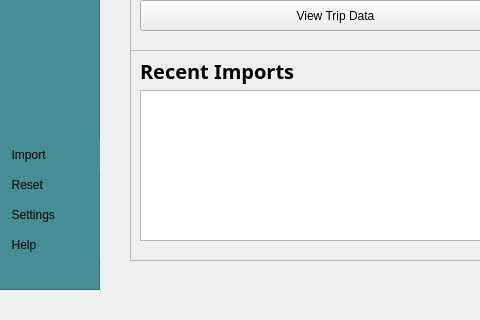
This is src/Win/Argous Qt code base/ArgouseBaseSoftware/homepage.ui in Wabinabi/Argos as Qt 5 draws it before an edit; both pictures show x 0 to 480 and y 180 to 500 of the 800 by 500 pixel window. The edited form follows.
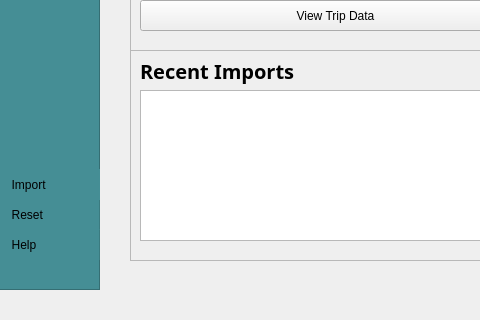
This is the edited form. Icons and pictures are not drawn.

Commit message: Added Preferences Menu Dropdown

The edit to the form file:
```diff
--- a/src/Win/Argous Qt code base/ArgouseBaseSoftware/homepage.ui
+++ b/src/Win/Argous Qt code base/ArgouseBaseSoftware/homepage.ui
@@ -372,41 +372,11 @@
       <set>Qt::AlignCenter</set>
      </property>
     </widget>
-    <widget class="QPushButton" name="SettingsBtn">
-     <property name="geometry">
-      <rect>
-       <x>0</x>
-       <y>380</y>
-       <width>111</width>
-       <height>31</height>
-      </rect>
-     </property>
-     <property name="styleSheet">
-      <string notr="true">Text-align:left;
-padding: 6px;
-background-color: rgb(69, 142, 149, 100);
-border-color: rgb(105, 193, 203);
-border-radius: 0px;</string>
-     </property>
-     <property name="text">
-      <string>  Settings</string>
-     </property>
-     <property name="icon">
-      <iconset>
-       <normaloff>../../Graphic Assets/icons/15ppi/logoArtboard 6.png</normaloff>../../Graphic Assets/icons/15ppi/logoArtboard 6.png</iconset>
-     </property>
-     <property name="iconSize">
-      <size>
-       <width>20</width>
-       <height>16</height>
-      </size>
-     </property>
-    </widget>
     <widget class="QPushButton" name="FileBtn">
      <property name="geometry">
       <rect>
        <x>0</x>
-       <y>320</y>
+       <y>350</y>
        <width>111</width>
        <height>31</height>
       </rect>
@@ -430,7 +400,7 @@
      <property name="geometry">
       <rect>
        <x>0</x>
-       <y>350</y>
+       <y>380</y>
        <width>111</width>
        <height>31</height>
       </rect>
```
The commit also changes 2 other files.
